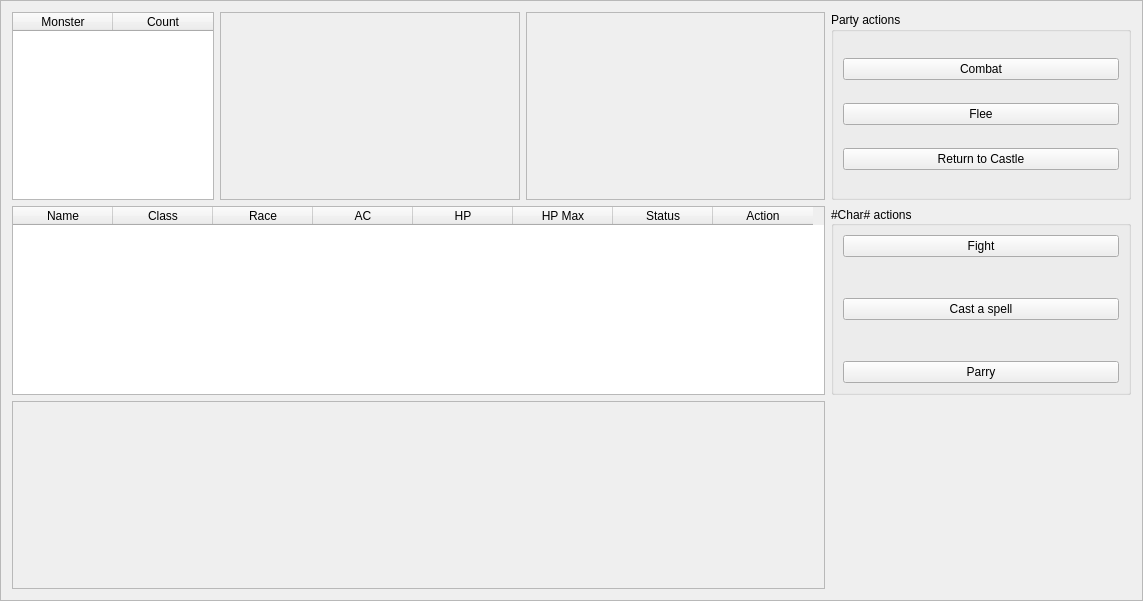
codingame-team/DnD-5th-Edition-API, file pyQTApp/qt_designer_widgets/maze_QFrame.ui: the form before one commit.
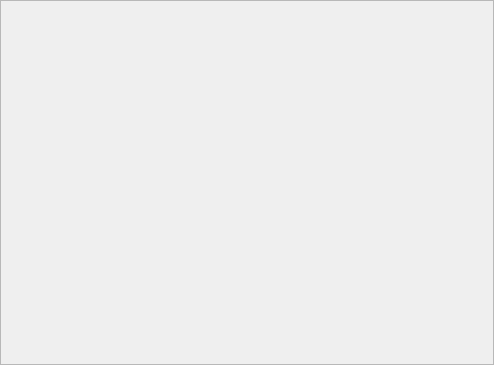
The form after the commit.

Commit message: resized screen

The edit to the form file:
```diff
--- a/pyQTApp/qt_designer_widgets/maze_QFrame.ui
+++ b/pyQTApp/qt_designer_widgets/maze_QFrame.ui
@@ -6,16 +6,10 @@
    <rect>
     <x>0</x>
     <y>0</y>
-    <width>1143</width>
-    <height>601</height>
+    <width>494</width>
+    <height>365</height>
    </rect>
   </property>
-  <property name="sizePolicy">
-   <sizepolicy hsizetype="Expanding" vsizetype="Preferred">
-    <horstretch>0</horstretch>
-    <verstretch>0</verstretch>
-   </sizepolicy>
-  </property>
   <property name="windowTitle">
    <string>Frame</string>
   </property>
@@ -25,323 +19,6 @@
   <property name="frameShadow">
    <enum>QFrame::Raised</enum>
   </property>
-  <layout class="QGridLayout" name="gridLayout_3">
-   <item row="0" column="3">
-    <widget class="QGroupBox" name="party_action_groupBox">
-     <property name="title">
-      <string>Party actions</string>
-     </property>
-     <layout class="QGridLayout" name="gridLayout_2">
-      <item row="0" column="0">
-       <widget class="QPushButton" name="combatButton">
-        <property name="enabled">
-         <bool>true</bool>
-        </property>
-        <property name="text">
-         <string>Combat</string>
-        </property>
-       </widget>
-      </item>
-      <item row="1" column="0">
-       <widget class="QPushButton" name="fleeButton">
-        <property name="text">
-         <string>Flee</string>
-        </property>
-       </widget>
-      </item>
-      <item row="2" column="0">
-       <widget class="QPushButton" name="castleButton">
-        <property name="text">
-         <string>Return to Castle</string>
-        </property>
-       </widget>
-      </item>
-     </layout>
-    </widget>
-   </item>
-   <item row="0" column="1">
-    <widget class="QFrame" name="monster_1_Frame">
-     <property name="minimumSize">
-      <size>
-       <width>150</width>
-       <height>150</height>
-      </size>
-     </property>
-     <property name="frameShape">
-      <enum>QFrame::StyledPanel</enum>
-     </property>
-     <property name="frameShadow">
-      <enum>QFrame::Raised</enum>
-     </property>
-     <property name="lineWidth">
-      <number>0</number>
-     </property>
-     <widget class="QLabel" name="monster_1_Label">
-      <property name="geometry">
-       <rect>
-        <x>0</x>
-        <y>0</y>
-        <width>150</width>
-        <height>150</height>
-       </rect>
-      </property>
-      <property name="sizePolicy">
-       <sizepolicy hsizetype="Minimum" vsizetype="Preferred">
-        <horstretch>0</horstretch>
-        <verstretch>0</verstretch>
-       </sizepolicy>
-      </property>
-      <property name="text">
-       <string/>
-      </property>
-      <property name="alignment">
-       <set>Qt::AlignCenter</set>
-      </property>
-     </widget>
-    </widget>
-   </item>
-   <item row="0" column="2">
-    <widget class="QFrame" name="monster_2_Frame">
-     <property name="minimumSize">
-      <size>
-       <width>150</width>
-       <height>150</height>
-      </size>
-     </property>
-     <property name="frameShape">
-      <enum>QFrame::StyledPanel</enum>
-     </property>
-     <property name="frameShadow">
-      <enum>QFrame::Raised</enum>
-     </property>
-     <property name="lineWidth">
-      <number>0</number>
-     </property>
-     <widget class="QLabel" name="monster_2_Label">
-      <property name="geometry">
-       <rect>
-        <x>0</x>
-        <y>0</y>
-        <width>150</width>
-        <height>150</height>
-       </rect>
-      </property>
-      <property name="sizePolicy">
-       <sizepolicy hsizetype="Minimum" vsizetype="Preferred">
-        <horstretch>0</horstretch>
-        <verstretch>0</verstretch>
-       </sizepolicy>
-      </property>
-      <property name="text">
-       <string/>
-      </property>
-      <property name="scaledContents">
-       <bool>false</bool>
-      </property>
-      <property name="alignment">
-       <set>Qt::AlignCenter</set>
-      </property>
-     </widget>
-    </widget>
-   </item>
-   <item row="2" column="0" colspan="3">
-    <widget class="QScrollArea" name="event_scrollArea">
-     <property name="sizePolicy">
-      <sizepolicy hsizetype="Minimum" vsizetype="Expanding">
-       <horstretch>0</horstretch>
-       <verstretch>0</verstretch>
-      </sizepolicy>
-     </property>
-     <property name="widgetResizable">
-      <bool>true</bool>
-     </property>
-     <widget class="QWidget" name="scrollAreaWidgetContents">
-      <property name="geometry">
-       <rect>
-        <x>0</x>
-        <y>0</y>
-        <width>810</width>
-        <height>180</height>
-       </rect>
-      </property>
-     </widget>
-    </widget>
-   </item>
-   <item row="1" column="0" colspan="3">
-    <widget class="QTableWidget" name="party_tableWidget">
-     <property name="sizePolicy">
-      <sizepolicy hsizetype="Expanding" vsizetype="MinimumExpanding">
-       <horstretch>0</horstretch>
-       <verstretch>0</verstretch>
-      </sizepolicy>
-     </property>
-     <property name="verticalScrollBarPolicy">
-      <enum>Qt::ScrollBarAlwaysOff</enum>
-     </property>
-     <property name="horizontalScrollBarPolicy">
-      <enum>Qt::ScrollBarAlwaysOff</enum>
-     </property>
-     <property name="sizeAdjustPolicy">
-      <enum>QAbstractScrollArea::AdjustToContents</enum>
-     </property>
-     <property name="editTriggers">
-      <set>QAbstractItemView::NoEditTriggers</set>
-     </property>
-     <property name="columnCount">
-      <number>8</number>
-     </property>
-     <column>
-      <property name="text">
-       <string>Name</string>
-      </property>
-     </column>
-     <column>
-      <property name="text">
-       <string>Class</string>
-      </property>
-     </column>
-     <column>
-      <property name="text">
-       <string>Race</string>
-      </property>
-     </column>
-     <column>
-      <property name="text">
-       <string>AC</string>
-      </property>
-     </column>
-     <column>
-      <property name="text">
-       <string>HP</string>
-      </property>
-     </column>
-     <column>
-      <property name="text">
-       <string>HP Max</string>
-      </property>
-     </column>
-     <column>
-      <property name="text">
-       <string>Status</string>
-      </property>
-     </column>
-     <column>
-      <property name="text">
-       <string>Action</string>
-      </property>
-     </column>
-    </widget>
-   </item>
-   <item row="0" column="0">
-    <widget class="QTableWidget" name="monsters_tableWidget">
-     <property name="sizePolicy">
-      <sizepolicy hsizetype="Fixed" vsizetype="MinimumExpanding">
-       <horstretch>0</horstretch>
-       <verstretch>0</verstretch>
-      </sizepolicy>
-     </property>
-     <property name="verticalScrollBarPolicy">
-      <enum>Qt::ScrollBarAlwaysOff</enum>
-     </property>
-     <property name="horizontalScrollBarPolicy">
-      <enum>Qt::ScrollBarAlwaysOff</enum>
-     </property>
-     <property name="sizeAdjustPolicy">
-      <enum>QAbstractScrollArea::AdjustToContents</enum>
-     </property>
-     <property name="columnCount">
-      <number>2</number>
-     </property>
-     <column>
-      <property name="text">
-       <string>Monster</string>
-      </property>
-     </column>
-     <column>
-      <property name="text">
-       <string>Count</string>
-      </property>
-     </column>
-    </widget>
-   </item>
-   <item row="1" column="3">
-    <widget class="QGroupBox" name="char_actions_groupBox">
-     <property name="enabled">
-      <bool>true</bool>
-     </property>
-     <property name="sizePolicy">
-      <sizepolicy hsizetype="Preferred" vsizetype="Ignored">
-       <horstretch>0</horstretch>
-       <verstretch>0</verstretch>
-      </sizepolicy>
-     </property>
-     <property name="title">
-      <string>#Char# actions</string>
-     </property>
-     <property name="alignment">
-      <set>Qt::AlignLeading|Qt::AlignLeft|Qt::AlignVCenter</set>
-     </property>
-     <layout class="QVBoxLayout" name="verticalLayout">
-      <item>
-       <widget class="QPushButton" name="fightButton">
-        <property name="enabled">
-         <bool>true</bool>
-        </property>
-        <property name="text">
-         <string>Fight</string>
-        </property>
-       </widget>
-      </item>
-      <item>
-       <spacer name="verticalSpacer">
-        <property name="orientation">
-         <enum>Qt::Vertical</enum>
-        </property>
-        <property name="sizeHint" stdset="0">
-         <size>
-          <width>20</width>
-          <height>5</height>
-         </size>
-        </property>
-       </spacer>
-      </item>
-      <item>
-       <widget class="QPushButton" name="castButton">
-        <property name="enabled">
-         <bool>true</bool>
-        </property>
-        <property name="text">
-         <string>Cast a spell</string>
-        </property>
-       </widget>
-      </item>
-      <item>
-       <spacer name="verticalSpacer_2">
-        <property name="orientation">
-         <enum>Qt::Vertical</enum>
-        </property>
-        <property name="sizeHint" stdset="0">
-         <size>
-          <width>20</width>
-          <height>5</height>
-         </size>
-        </property>
-       </spacer>
-      </item>
-      <item>
-       <widget class="QPushButton" name="parryButton">
-        <property name="enabled">
-         <bool>true</bool>
-        </property>
-        <property name="text">
-         <string>Parry</string>
-        </property>
-       </widget>
-      </item>
-     </layout>
-    </widget>
-   </item>
-  </layout>
  </widget>
  <resources/>
  <connections/>
```
Left out of the diff: 2 changed lines with no effect on the pictures. The commit also changes 1 other file.
